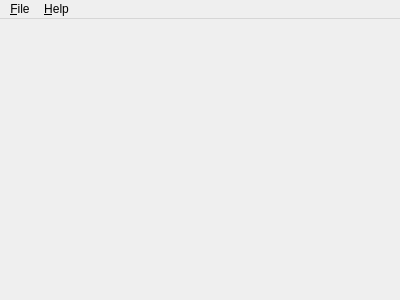
Before: the Qt Designer form src/mainwindow.ui in refaim/3d-parser, drawn with Qt 5.
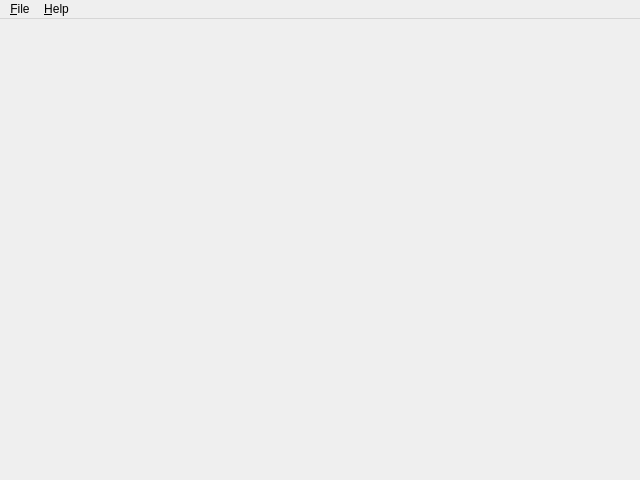
After: the same form once the commit is applied.

Commit message: Increase default viewer window size

Patch:
```diff
--- a/src/mainwindow.ui
+++ b/src/mainwindow.ui
@@ -6,8 +6,8 @@
    <rect>
     <x>0</x>
     <y>0</y>
-    <width>400</width>
-    <height>300</height>
+    <width>640</width>
+    <height>480</height>
    </rect>
   </property>
   <property name="windowTitle">
```
